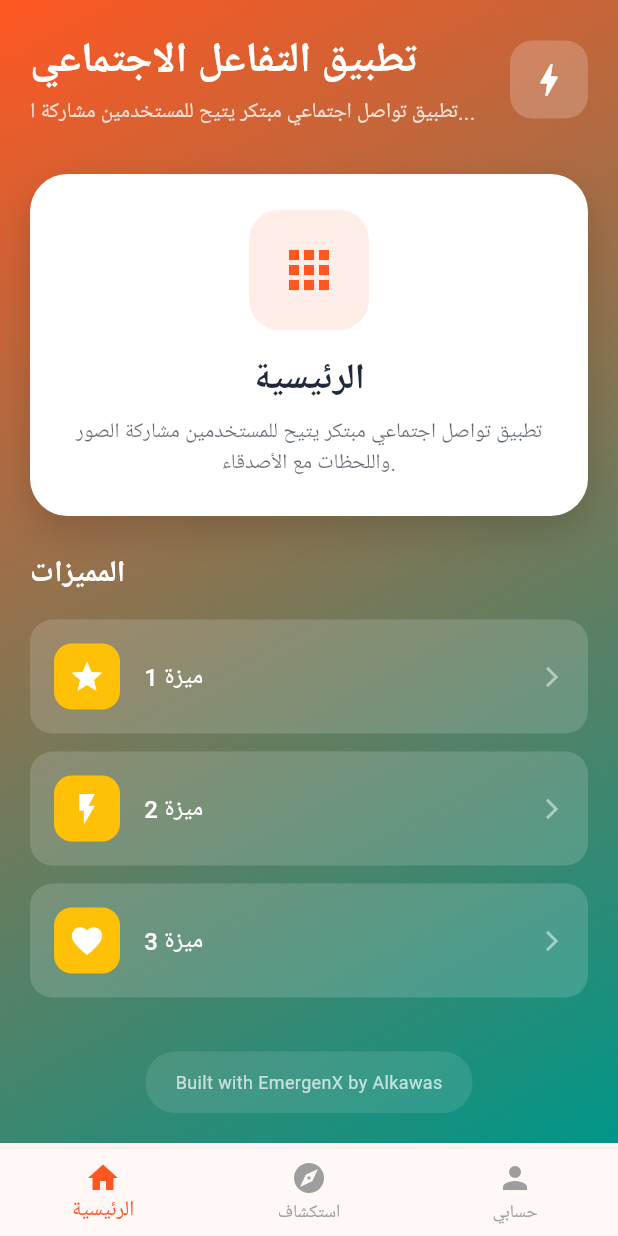
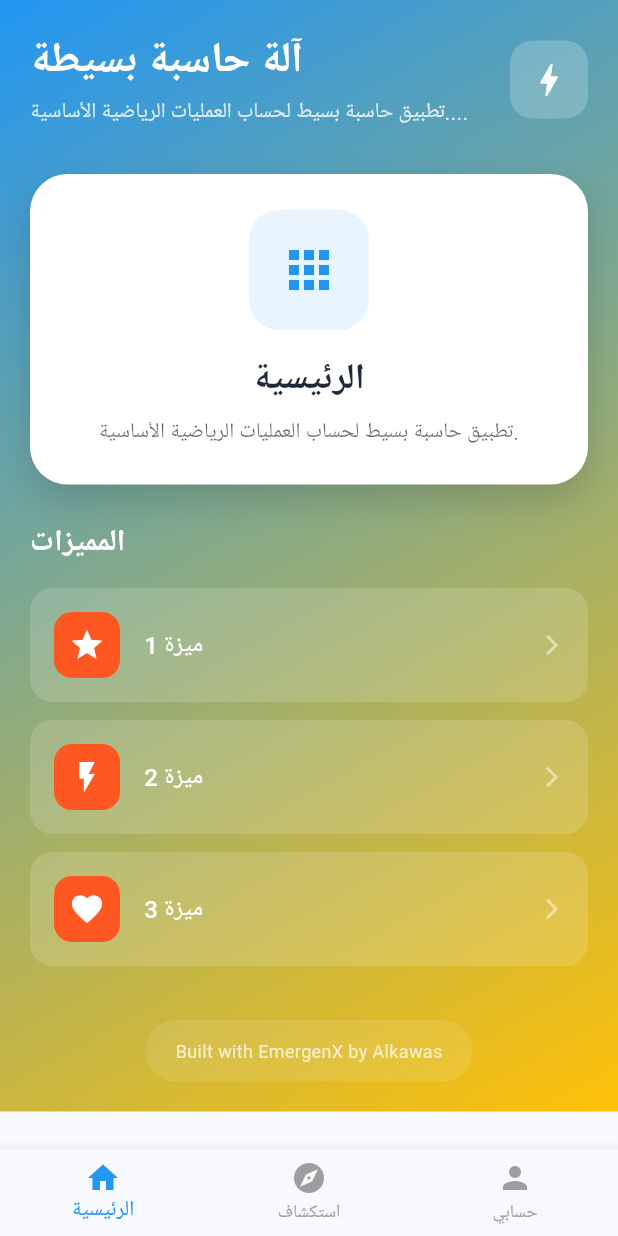
Before and after one commit to alkawashomsss-dev/emergenx-flutter-template, a Flutter app: the screen it shows after launch, on a phone screen of 412 x 824 dp. Run offline on Flutter 3.47's test engine with Material 3 defaults, Android fonts, the phone set to English and light mode, and no system bars; Roboto replaces fonts that are missing (Cairo).

Commit message:
🚀 Dynamic build: آلة حاسبة بسيطة - Update main.dart

```diff
--- a/lib/main.dart
+++ b/lib/main.dart
@@ -10,11 +10,11 @@ class EmergenXApp extends StatelessWidget {
   @override
   Widget build(BuildContext context) {
     return MaterialApp(
-      title: 'Social Interaction App',
+      title: 'Simple Calculator',
       debugShowCheckedModeBanner: false,
       theme: ThemeData(
         colorScheme: ColorScheme.fromSeed(
-          seedColor: const Color(0xFFFF5722),
+          seedColor: const Color(0xFF2196F3),
           brightness: Brightness.light,
         ),
         useMaterial3: true,
@@ -44,8 +44,8 @@ class _HomePageState extends State<HomePage> {
             begin: Alignment.topLeft,
             end: Alignment.bottomRight,
             colors: [
-              Color(0xFFFF5722),
-              Color(0xFF009688),
+              Color(0xFF2196F3),
+              Color(0xFFFFC107),
             ],
           ),
         ),
@@ -63,7 +63,7 @@ class _HomePageState extends State<HomePage> {
                       crossAxisAlignment: CrossAxisAlignment.start,
                       children: [
                         Text(
-                          'تطبيق التفاعل الاجتماعي',
+                          'آلة حاسبة بسيطة',
                           style: const TextStyle(
                             fontSize: 28,
                             fontWeight: FontWeight.bold,
@@ -72,7 +72,7 @@ class _HomePageState extends State<HomePage> {
                         ),
                         const SizedBox(height: 4),
                         Text(
-                          'تطبيق تواصل اجتماعي مبتكر يتيح للمستخدمين مشاركة ا...',
+                          'تطبيق حاسبة بسيط لحساب العمليات الرياضية الأساسية....',
                           style: TextStyle(
                             fontSize: 14,
                             color: Colors.white.withOpacity(0.8),
@@ -118,13 +118,13 @@ class _HomePageState extends State<HomePage> {
                         width: 80,
                         height: 80,
                         decoration: BoxDecoration(
-                          color: const Color(0xFFFF5722).withOpacity(0.1),
+                          color: const Color(0xFF2196F3).withOpacity(0.1),
                           borderRadius: BorderRadius.circular(20),
                         ),
                         child: Icon(
                           Icons.apps,
                           size: 40,
-                          color: const Color(0xFFFF5722),
+                          color: const Color(0xFF2196F3),
                         ),
                       ),
                       const SizedBox(height: 16),
@@ -138,7 +138,7 @@ class _HomePageState extends State<HomePage> {
                       ),
                       const SizedBox(height: 8),
                       Text(
-                        'تطبيق تواصل اجتماعي مبتكر يتيح للمستخدمين مشاركة الصور واللحظات مع الأصدقاء.',
+                        'تطبيق حاسبة بسيط لحساب العمليات الرياضية الأساسية.',
                         textAlign: TextAlign.center,
                         style: TextStyle(
                           fontSize: 14,
@@ -178,7 +178,7 @@ class _HomePageState extends State<HomePage> {
                         Container(
                           padding: const EdgeInsets.all(10),
                           decoration: BoxDecoration(
-                            color: const Color(0xFFFFC107),
+                            color: const Color(0xFFFF5722),
                             borderRadius: BorderRadius.circular(12),
                           ),
                           child: Icon(
@@ -235,7 +235,7 @@ class _HomePageState extends State<HomePage> {
       bottomNavigationBar: BottomNavigationBar(
         currentIndex: _selectedIndex,
         onTap: (index) => setState(() => _selectedIndex = index),
-        selectedItemColor: const Color(0xFFFF5722),
+        selectedItemColor: const Color(0xFF2196F3),
         unselectedItemColor: Colors.grey,
         items: const [
           BottomNavigationBarItem(
```
